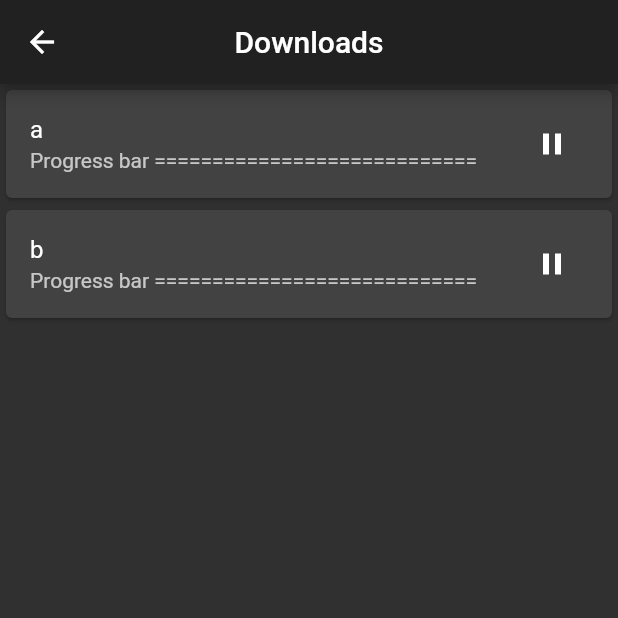
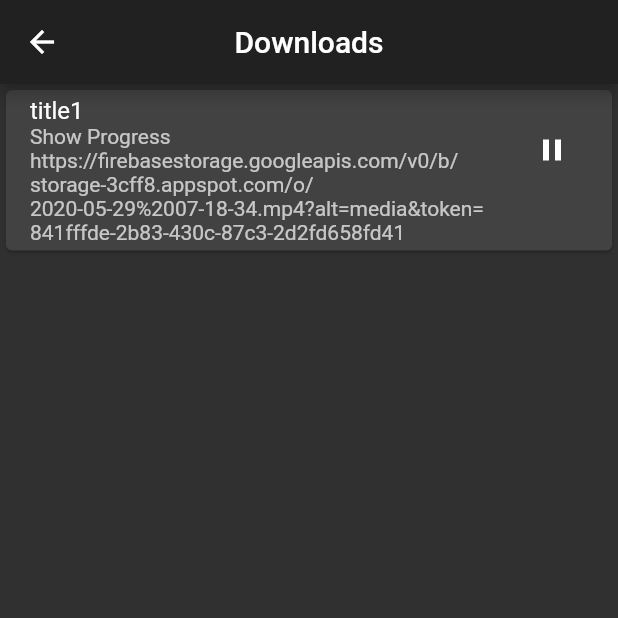
Before and after one commit to suyog-patil-21/anime-app, a Flutter app: the screen it shows after launch, after a tap on the "download" icon, on a phone screen of 412 x 824 dp, the top half of it. Run offline on Flutter 3.47's test engine with Material 2 defaults, Android fonts, the phone set to English and light mode, and no system bars; our stand-ins replace permission_handler; missing offline and left inert: flutter_downloader, web_scraper.

Commit message:
design part almost done

```diff
--- a/lib/download_page.dart
+++ b/lib/download_page.dart
@@ -1,33 +1,22 @@
 import 'package:flutter/material.dart';
+import 'package:flutter_downloader/flutter_downloader.dart';
+import 'package:path_provider/path_provider.dart';
+import 'package:permission_handler/permission_handler.dart';
 
 class DownloadPage extends StatefulWidget {
+  List<Map<String, dynamic>> downloadList = [];
   @override
   _DownloadPageState createState() => _DownloadPageState();
 }
 
-var downloadList = [];
-
-class _DownloadPageState extends State<DownloadPage>
-    with TickerProviderStateMixin {
-  late AnimationController _animationController;
-  bool isDownloading = false;
+class _DownloadPageState extends State<DownloadPage> {
   @override
   void initState() {
     super.initState();
-
-    //FIXME : Fixe the The Dissmissible Widget
-    downloadList.add('a');
-    downloadList.add('b');
-    _animationController = AnimationController(
-        vsync: this, duration: const Duration(milliseconds: 450));
-  }
-
-  void _handleOnPressed() {
-    setState(() {
-      isDownloading = !isDownloading;
-      isDownloading
-          ? _animationController.forward()
-          : _animationController.reverse();
+    widget.downloadList.add({
+      'title': 'title1',
+      'url':
+          'https://firebasestorage.googleapis.com/v0/b/storage-3cff8.appspot.com/o/2020-05-29%2007-18-34.mp4?alt=media&token=841fffde-2b83-430c-87c3-2d2fd658fd41'
     });
   }
 
@@ -38,16 +27,18 @@ class _DownloadPageState extends State<DownloadPage>
         title: const Text('Downloads'),
         centerTitle: true,
       ),
-      body: ListView.builder(
-          itemCount: 2,
+      body: widget.downloadList.isEmpty
+          ? const Center(child: Text('Downloads Empty'))
+          : ListView.builder(
+              itemCount: widget.downloadList.length,
               itemBuilder: (BuildContext context, index) {
-            final item = downloadList[index];
+                final item = widget.downloadList[index];
                 return Dismissible(
-              key: Key(item),
+                  key: Key(item['title']),
                   onDismissed: (direction) {
                     // Remove the item from the data source.
                     setState(() {
-                  downloadList.removeAt(index);
+                      widget.downloadList.removeAt(index);
                     });
                     // Then show a snackbar.
                     ScaffoldMessenger.of(context).showSnackBar(
@@ -68,9 +59,63 @@ class _DownloadPageState extends State<DownloadPage>
                           ),
                         ],
                       )),
-              child: Card(
+                  child:
+                      DownIndicator(episodeDetails: widget.downloadList[index]),
+                );
+              }),
+    );
+  }
+}
+
+class DownIndicator extends StatefulWidget {
+  DownIndicator({Key? key, required this.episodeDetails}) : super(key: key);
+  var episodeDetails;
+  @override
+  _DownIndicatorState createState() => _DownIndicatorState();
+}
+
+class _DownIndicatorState extends State<DownIndicator>
+    with TickerProviderStateMixin {
+  late AnimationController _animationController;
+  bool isDownloading = false;
+  @override
+  void initState() {
+    super.initState();
+    _animationController = AnimationController(
+        vsync: this, duration: const Duration(milliseconds: 450));
+  }
+
+  void _handleOnPressed() async {
+    setState(() {
+      isDownloading = !isDownloading;
+      isDownloading
+          ? _animationController.forward()
+          : _animationController.reverse();
+    });
+    final status = await Permission.storage.request();
+
+    if (status.isGranted) {
+      final externalDir = await getExternalStorageDirectory();
+
+      final id = await FlutterDownloader.enqueue(
+        url:
+            "https://firebasestorage.googleapis.com/v0/b/storage-3cff8.appspot.com/o/2020-05-29%2007-18-34.mp4?alt=media&token=841fffde-2b83-430c-87c3-2d2fd658fd41",
+        savedDir: externalDir!.path,
+        fileName: "Download",
+        showNotification: true,
+        openFileFromNotification: true,
+      );
+    } else {
+      print("Permission deined");
+    }
+  }
+
+  @override
+  Widget build(BuildContext context) {
+    return Card(
         child: ListTile(
-                title: Text(downloadList[index]),
+      title: Text(widget.episodeDetails['title']),
+      //FIXME : Change the pause and play
       trailing: IconButton(
         onPressed: () => _handleOnPressed(),
         icon: AnimatedIcon(
@@ -80,11 +125,7 @@ class _DownloadPageState extends State<DownloadPage>
       ),
       // IconButton(
       //     onPressed: () {}, icon: const Icon(Icons.clear_rounded)),
-                subtitle:
-                    const Text('Progress bar ============================'),
-              )),
-            );
-          }),
-    );
+      subtitle: Text('Show Progress\n${widget.episodeDetails["url"]}'),
+    ));
   }
 }
--- a/lib/fetch_details/fetch_titles.dart
+++ b/lib/fetch_details/fetch_titles.dart
@@ -5,6 +5,8 @@ import 'package:web_scraper/web_scraper.dart';
 
 const mainPageurl = 'https://eng.cartoonsarea.xyz';
 final _webScraper = WebScraper(mainPageurl);
+
+// * this is use for fetching the list
 Future<List<Map<String, dynamic>>> fetchlist({required String urlpath}) async {
   List<Map<String, dynamic>> titleNames = [];
   String path = '';
@@ -26,6 +28,7 @@ Future<List<Map<String, dynamic>>> fetchlist({required String urlpath}) async {
   return titleNames;
 }
 
+// ? this is used to remove the starting url part
 String removeurlpart({required String st, int rank = 3}) {
   if (rank == 0) {
     // print('String when sented to the function \n string is : $st');
@@ -39,6 +42,7 @@ String removeurlpart({required String st, int rank = 3}) {
   }
 }
 
+// * this is used for fetching episode pages
 Future<List<Map<String, dynamic>>> fetchepisode(
     {required String urlpath,
     required String titleName,
--- a/lib/home_page.dart
+++ b/lib/home_page.dart
@@ -3,7 +3,6 @@ import 'package:anime_app/download_page.dart';
 import 'package:flutter/material.dart';
 
 final List<String> alpha = [
-  'A',
   'B',
   'C',
   'D',
--- a/lib/main.dart
+++ b/lib/main.dart
@@ -1,7 +1,12 @@
 import 'package:anime_app/home_page.dart';
 import 'package:flutter/material.dart';
+import 'package:flutter_downloader/flutter_downloader.dart';
 
-void main() {
+void main() async {
+  WidgetsFlutterBinding.ensureInitialized();
+  await FlutterDownloader.initialize(
+      debug: true // optional: set false to disable printing logs to console
+      );
   runApp(MyApp());
 }
 
--- a/pubspec.yaml
+++ b/pubspec.yaml
@@ -35,9 +35,9 @@ dependencies:
   # Use with the CupertinoIcons class for iOS style icons.
   cupertino_icons: ^1.0.2
   web_scraper: ^0.1.4
-  # flutter_downloader: ^1.6.0
-  # path_provider: ^2.0.1
-  # permission_handler: ^7.1.0
+  flutter_downloader: ^1.6.1
+  path_provider: ^2.0.2
+  permission_handler: ^8.1.0
 
 dev_dependencies:
   flutter_test:
```
Also changed, not shown: lib/episode_page.dart (+11 -30 lines), pubspec.lock, 3 other files. Lines whose indentation alone changed are shown as unchanged.
